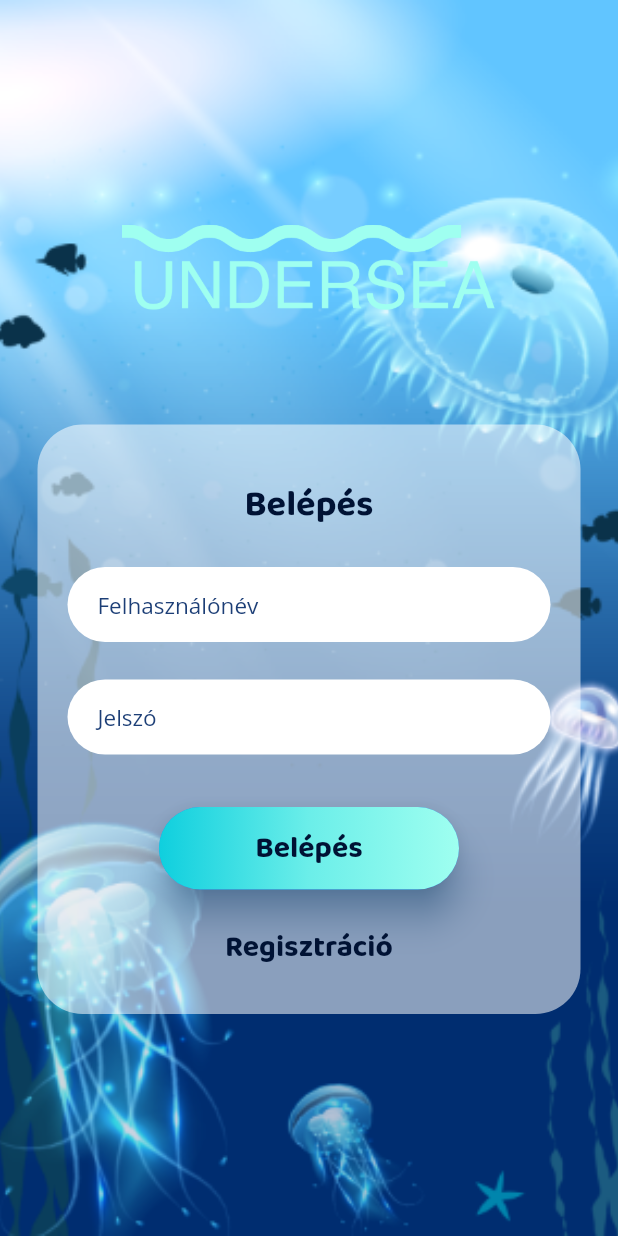
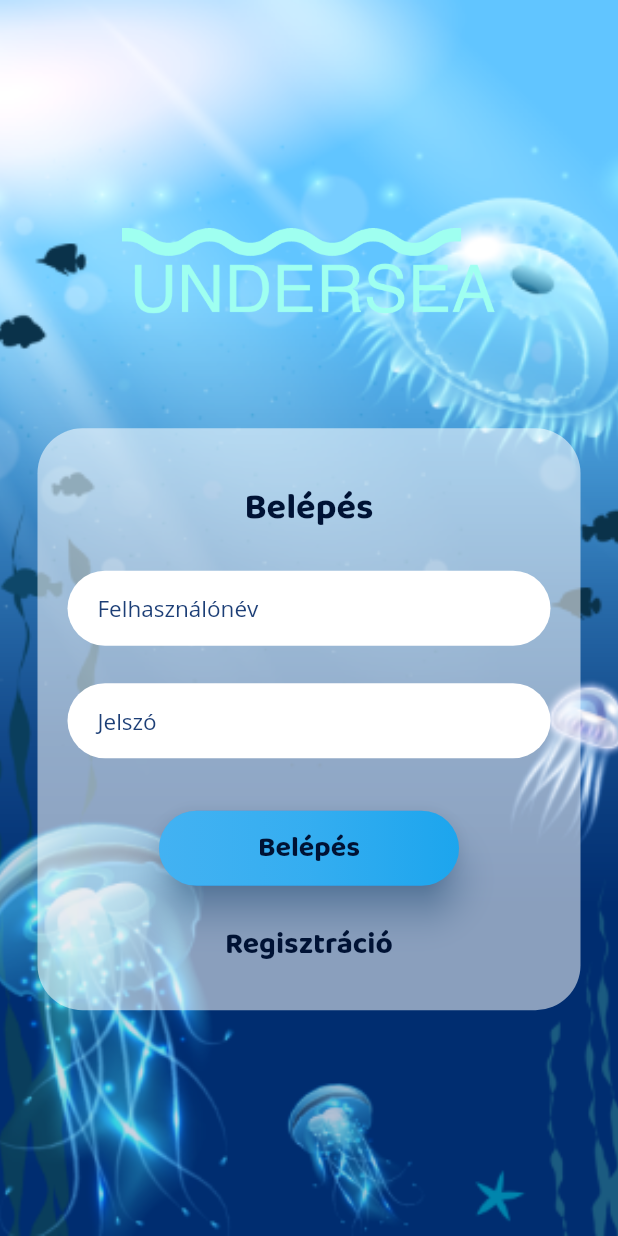
Before and after one commit to csngebnc/UnderSea, a Flutter app: the screen it shows after launch, on a phone screen of 412 x 824 dp. Run offline on Flutter 3.47's test engine with Material 2 defaults, Android fonts, the light colour scheme and no system bars; our stand-ins replace expandable, get, get_storage; missing offline and left inert: signalr_core.

Commit message:
login and registration form now has validation

```diff
--- a/frontend/flutter/undersea/lib/models/response/login_response.dart
+++ b/frontend/flutter/undersea/lib/models/response/login_response.dart
@@ -1,5 +1,5 @@
 class LoginResponse {
-  final String token;
+  final String? token;
 
   LoginResponse(this.token);
 }
--- a/frontend/flutter/undersea/lib/styles/style_constants.dart
+++ b/frontend/flutter/undersea/lib/styles/style_constants.dart
@@ -1,5 +1,6 @@
 import 'package:flutter/material.dart';
 import 'package:get/get.dart';
+import 'package:get/get_connect/http/src/utils/utils.dart';
 import 'package:undersea/lang/strings.dart';
 import 'package:undersea/models/fight_outcome.dart';
 import 'package:undersea/views/leaderboard.dart';
@@ -44,6 +45,13 @@ class UnderseaStyles {
       TextStyle(color: UnderseaStyles.hintColor, fontSize: 15);
 
   static void _defaultOnChanged(String s) {}
+  static String? _defaultValidator(String? value) {
+    if (value == null || value.isEmpty) {
+      return 'Nem hagyhatod üresen ezt a mezőt!';
+    }
+    if (value.removeAllWhitespace != value)
+      return 'Nem szerepelhet szóköz a mezőben!';
+  }
 
   static const resourceNamesMap = {
     'korall': 'coral',
@@ -58,21 +66,42 @@ class UnderseaStyles {
     Color color = Colors.white,
     Color hintColor = hintColor,
     void Function(String) onChanged = _defaultOnChanged,
+    String? Function(String?) validator = _defaultValidator,
   }) {
-    return Container(
+    return Stack(children: [
+      Container(
+        height: 50,
         decoration: BoxDecoration(
             borderRadius: BorderRadius.circular(32.0), color: color),
-        child: TextField(
+        //child:
+      ),
+      TextFormField(
+        validator: validator,
         controller: controller,
         obscureText: isPassword,
         style: UnderseaStyles.inputTextStyle,
         onChanged: onChanged,
         decoration: InputDecoration(
+            focusedErrorBorder: OutlineInputBorder(
+                borderRadius: BorderRadius.circular(32.0),
+                borderSide: BorderSide(
+                    color: UnderseaStyles.navbarIconColor, width: 2)),
+            focusedBorder: OutlineInputBorder(
+                borderRadius: BorderRadius.circular(32.0),
+                borderSide: BorderSide(
+                    color: UnderseaStyles.underseaLogoColor, width: 2)),
+            errorStyle:
+                TextStyle(color: UnderseaStyles.navbarIconColor, fontSize: 14),
+            errorBorder: OutlineInputBorder(
+                borderRadius: BorderRadius.circular(32.0),
+                borderSide:
+                    BorderSide(color: UnderseaStyles.menuDarkBlue, width: 2)),
             contentPadding: EdgeInsets.fromLTRB(20.0, 15.0, 20.0, 15.0),
             hintText: hint,
             hintStyle: UnderseaStyles.hintStyle.copyWith(color: hintColor),
             border: InputBorder.none),
-        ));
+      )
+    ]);
   }
 
   static Widget infoPanel(
--- a/frontend/flutter/undersea/lib/views/attack_tabs/spying_tab.dart
+++ b/frontend/flutter/undersea/lib/views/attack_tabs/spying_tab.dart
@@ -69,8 +69,8 @@ class _SpyingTabState extends State<SpyingTab> {
                 height: 20,
               ),
               SizedBox(
-                height: 100,
-                width: 100,
+                height: 70,
+                width: 70,
                 child: UnderseaStyles.assetIcon('dora'),
               ),
               SizedBox(
--- a/frontend/flutter/undersea/lib/views/login.dart
+++ b/frontend/flutter/undersea/lib/views/login.dart
@@ -2,6 +2,7 @@ import 'package:flutter/material.dart';
 import 'package:get/get.dart';
 import 'package:undersea/controllers/user_data_controller.dart';
 import 'package:undersea/lang/strings.dart';
+import 'package:undersea/styles/disablable_elevated_button.dart';
 import 'package:undersea/views/registration.dart';
 import 'package:undersea/styles/style_constants.dart';
 
@@ -14,6 +15,10 @@ class LoginPage extends StatefulWidget {
 class _LoginPageState extends State<LoginPage> {
   final usernameController = TextEditingController();
   final passwordController = TextEditingController();
+
+  final _formKey = GlobalKey<FormState>();
+  var hasError = true;
+
   @override
   void dispose() {
     usernameController.dispose();
@@ -23,22 +28,35 @@ class _LoginPageState extends State<LoginPage> {
 
   @override
   Widget build(BuildContext context) {
-    final userField = UnderseaStyles.inputField(
-        hint: Strings.username.tr, controller: usernameController);
+    var userField = UnderseaStyles.inputField(
+        hint: Strings.username.tr,
+        controller: usernameController,
+        onChanged: (string) {
+          setState(() {
+            hasError = !_formKey.currentState!.validate();
+          });
+        });
     final passwordField = UnderseaStyles.inputField(
         hint: Strings.password.tr,
         isPassword: true,
-        controller: passwordController);
+        controller: passwordController,
+        onChanged: (string) {
+          setState(() {
+            hasError = !_formKey.currentState!.validate();
+          });
+        });
     final UserDataController controller = Get.find();
     final loginButton = UnderseaStyles.elevatedButton(
         text: Strings.login.tr,
         onPressed: () {
-          if (usernameController.text.isEmpty ||
-              passwordController.text.isEmpty) return;
+          if (_formKey.currentState!.validate()) {
             controller.login(usernameController.text, passwordController.text);
+          }
         });
 
-    return Scaffold(
+    return Form(
+        key: _formKey,
+        child: Scaffold(
             body: Container(
                 decoration: BoxDecoration(
                   image: DecorationImage(
@@ -54,7 +72,8 @@ class _LoginPageState extends State<LoginPage> {
                     SizedBox(
                         height: 100,
                         child: UnderseaStyles.imageIcon("undersea_big",
-                        color: UnderseaStyles.underseaLogoColor, size: 250)),
+                            color: UnderseaStyles.underseaLogoColor,
+                            size: 250)),
                     SizedBox(height: 25),
                     Container(
                       color: Colors.transparent,
@@ -85,7 +104,15 @@ class _LoginPageState extends State<LoginPage> {
                               SizedBox(
                                 height: 35.0,
                               ),
-                          loginButton,
+                              ToggleableElevatedButton(
+                                  text: Strings.login.tr,
+                                  onPressed: () {
+                                    if (_formKey.currentState!.validate()) {
+                                      controller.login(usernameController.text,
+                                          passwordController.text);
+                                    }
+                                  },
+                                  isDisabled: hasError),
                               SizedBox(
                                 height: 15.0,
                               ),
@@ -101,6 +128,6 @@ class _LoginPageState extends State<LoginPage> {
                       ),
                     ),
                   ]),
-            ))));
+                )))));
   }
 }
```
Also changed, not shown: frontend/flutter/undersea/lib/controllers/user_data_controller.dart (+17 -2 lines), frontend/flutter/undersea/lib/views/registration.dart (+79 -23 lines). Lines whose indentation alone changed are shown as unchanged.
